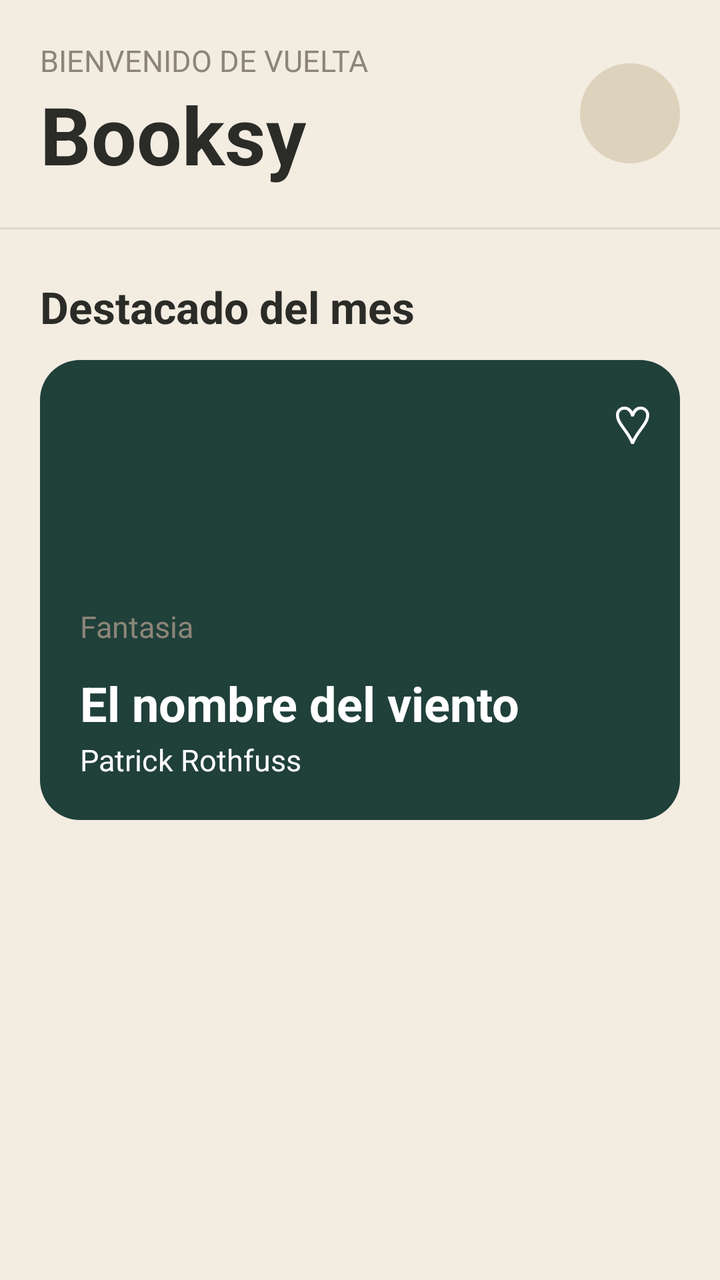
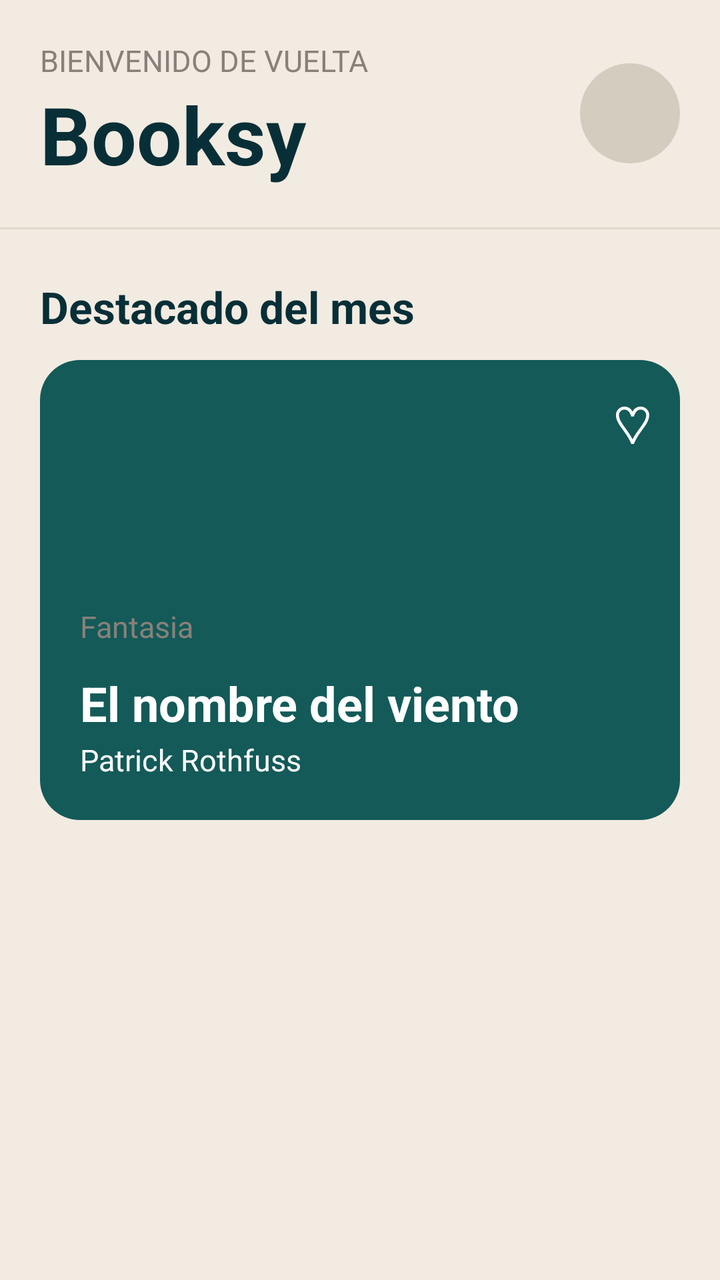

Compare the two renders of this Android layout. The source of the first and the diff that turns it into the second are given below.
<!-- AndroidManifest.xml: application theme Theme.Booksy -->
<!-- res/layout/activity_main.xml -->
<?xml version="1.0" encoding="utf-8"?>
<ScrollView xmlns:android="http://schemas.android.com/apk/res/android"
    android:layout_width="match_parent"
    android:layout_height="match_parent"
    android:background="@color/fondo_crema">

    <LinearLayout
        android:layout_width="match_parent"
        android:layout_height="wrap_content"
        android:orientation="vertical">

        <LinearLayout
            android:layout_width="match_parent"
            android:layout_height="wrap_content"
            android:baselineAligned="false"
            android:orientation="horizontal"
            android:padding="20dp"
            android:gravity="center_vertical">

            <LinearLayout
                android:layout_width="0dp"
                android:layout_height="wrap_content"
                android:layout_weight="1"
                android:orientation="vertical">
                <TextView
                    android:layout_width="wrap_content"
                    android:layout_height="wrap_content"
                    android:text="@string/bienvenido_de_vuelta"
                    android:textColor="@color/texto_gris"
                    android:textSize="15sp" />
                <TextView
                    android:layout_width="wrap_content"
                    android:layout_height="wrap_content"
                    android:text="@string/booksy"
                    android:textColor="@color/texto_negro"
                    android:textSize="40sp"
                    android:textStyle="bold" />
            </LinearLayout>


            <FrameLayout
                android:id="@+id/botonBuscar"
                android:layout_width="50dp"
                android:layout_height="50dp"
                android:background="@drawable/circulo_boton"
                android:foreground="?android:attr/selectableItemBackgroundBorderless"
                android:clickable="true"
                android:focusable="true">

            </FrameLayout>

        </LinearLayout>
        <View
            android:layout_width="match_parent"
            android:layout_height="1dp"
            android:background="@color/linea" />


        <TextView
            android:layout_width="wrap_content"
            android:layout_height="wrap_content"
            android:layout_marginStart="20dp"
            android:layout_marginTop="24dp"
            android:layout_marginBottom="12dp"
            android:text="@string/destacado_del_mes"
            android:textColor="@color/texto_negro"
            android:textSize="22sp"
            android:textStyle="bold" />


        <FrameLayout
            android:layout_width="match_parent"
            android:layout_height="230dp"
            android:layout_marginStart="20dp"
            android:layout_marginEnd="20dp"
            android:layout_marginBottom="20dp"
            android:background="@drawable/fondo_tarjeta">
            <TextView
                android:layout_width="wrap_content"
                android:layout_height="wrap_content"
                android:layout_gravity="top|end"
                android:layout_margin="14dp"
                android:text="@string/corazon"
                android:textColor="@color/blanco"
                android:textSize="26sp" />


            <LinearLayout
                android:layout_width="match_parent"
                android:layout_height="wrap_content"
                android:layout_gravity="bottom"
                android:orientation="vertical"
                android:padding="20dp">
                <TextView
                    android:layout_width="wrap_content"
                    android:layout_height="wrap_content"
                    android:text="@string/fantasia"
                    android:textColor="@color/texto_gris"
                    android:textSize="15sp" />

                <TextView
                    android:layout_width="wrap_content"
                    android:layout_height="wrap_content"
                    android:layout_marginTop="12dp"
                    android:text="@string/el_nombre_del_viento"
                    android:textColor="@color/blanco"
                    android:textSize="24sp"
                    android:textStyle="bold" />


                <TextView
                    android:layout_width="wrap_content"
                    android:layout_height="wrap_content"
                    android:layout_marginTop="2dp"
                    android:text="@string/patrick_rothfuss"
                    android:textColor="@color/blanco"
                    android:textSize="15sp" />


            </LinearLayout>

        </FrameLayout>

    </LinearLayout>

</ScrollView>
<!-- resources referenced by this layout -->
<resources>
  <color name="blanco">#FFFFFF</color>
  <color name="fondo_crema">#F2ECE1</color>
  <color name="linea">#E0D9CB</color>
  <color name="texto_gris">#8C8578</color>
  <color name="texto_negro">#2B2B28</color>
  <!-- drawable circulo_boton (drawable) -->
  <?xml version="1.0" encoding="utf-8"?>
  <shape xmlns:android="http://schemas.android.com/apk/res/android"
      android:shape="oval">
      <solid android:color="@color/circulo_gris" />
  </shape>
  <!-- drawable fondo_tarjeta (drawable) -->
  <?xml version="1.0" encoding="utf-8"?>
  <shape xmlns:android="http://schemas.android.com/apk/res/android"
      android:shape="rectangle">
      <solid android:color="@color/verde_oscuro" />
      <corners android:radius="20dp" />
  </shape>
  <string name="bienvenido_de_vuelta">BIENVENIDO DE VUELTA</string>
  <string name="booksy">Booksy</string>
  <string name="corazon">♡</string>
  <string name="destacado_del_mes">Destacado del mes</string>
  <string name="el_nombre_del_viento">El nombre del viento</string>
  <string name="fantasia">Fantasia</string>
  <string name="patrick_rothfuss">Patrick Rothfuss</string>
  <style name="Theme.Booksy" parent="Base.Theme.Booksy" />
  <color name="circulo_gris">#DDD2BC</color>
  <color name="verde_oscuro">#20403A</color>
  <style name="Base.Theme.Booksy" parent="Theme.Material3.DayNight.NoActionBar">
          
          
      </style>
</resources>

<!-- the commit's change to res/layout/activity_main.xml (unified diff, before → after) -->
@@ -2,7 +2,7 @@
 <ScrollView xmlns:android="http://schemas.android.com/apk/res/android"
     android:layout_width="match_parent"
     android:layout_height="match_parent"
-    android:background="@color/fondo_crema">
+    android:background="@color/fondo">
 
     <LinearLayout
         android:layout_width="match_parent"
@@ -32,21 +32,19 @@
                     android:layout_width="wrap_content"
                     android:layout_height="wrap_content"
                     android:text="@string/booksy"
-                    android:textColor="@color/texto_negro"
+                    android:textColor="@color/letras"
                     android:textSize="40sp"
                     android:textStyle="bold" />
             </LinearLayout>
 
 
             <FrameLayout
-                android:id="@+id/botonBuscar"
                 android:layout_width="50dp"
                 android:layout_height="50dp"
                 android:background="@drawable/circulo_boton"
                 android:foreground="?android:attr/selectableItemBackgroundBorderless"
                 android:clickable="true"
                 android:focusable="true">
-
             </FrameLayout>
 
         </LinearLayout>
@@ -63,7 +61,7 @@
             android:layout_marginTop="24dp"
             android:layout_marginBottom="12dp"
             android:text="@string/destacado_del_mes"
-            android:textColor="@color/texto_negro"
+            android:textColor="@color/letras"
             android:textSize="22sp"
             android:textStyle="bold" />
 
<!-- resource entries referenced after the edit -->
@@ -1,10 +1,10 @@
 <!-- resources referenced by this layout -->
 <resources>
   <color name="blanco">#FFFFFF</color>
-  <color name="fondo_crema">#F2ECE1</color>
-  <color name="linea">#E0D9CB</color>
-  <color name="texto_gris">#8C8578</color>
-  <color name="texto_negro">#2B2B28</color>
+  <color name="fondo">#F2EBE1</color>
+  <color name="letras">#082F37</color>
+  <color name="linea">#E3D9CC</color>
+  <color name="texto_gris">#878179</color>
   <!-- drawable circulo_boton (drawable) -->
   <?xml version="1.0" encoding="utf-8"?>
   <shape xmlns:android="http://schemas.android.com/apk/res/android"
@@ -15,7 +15,7 @@
   <?xml version="1.0" encoding="utf-8"?>
   <shape xmlns:android="http://schemas.android.com/apk/res/android"
       android:shape="rectangle">
-      <solid android:color="@color/verde_oscuro" />
+      <solid android:color="@color/exterior_oscuro" />
       <corners android:radius="20dp" />
   </shape>
   <string name="bienvenido_de_vuelta">BIENVENIDO DE VUELTA</string>
@@ -26,8 +26,8 @@
   <string name="fantasia">Fantasia</string>
   <string name="patrick_rothfuss">Patrick Rothfuss</string>
   <style name="Theme.Booksy" parent="Base.Theme.Booksy" />
-  <color name="circulo_gris">#DDD2BC</color>
-  <color name="verde_oscuro">#20403A</color>
+  <color name="circulo_gris">#D4CCBF</color>
+  <color name="exterior_oscuro">#135A58</color>
   <style name="Base.Theme.Booksy" parent="Theme.Material3.DayNight.NoActionBar">
           
           
